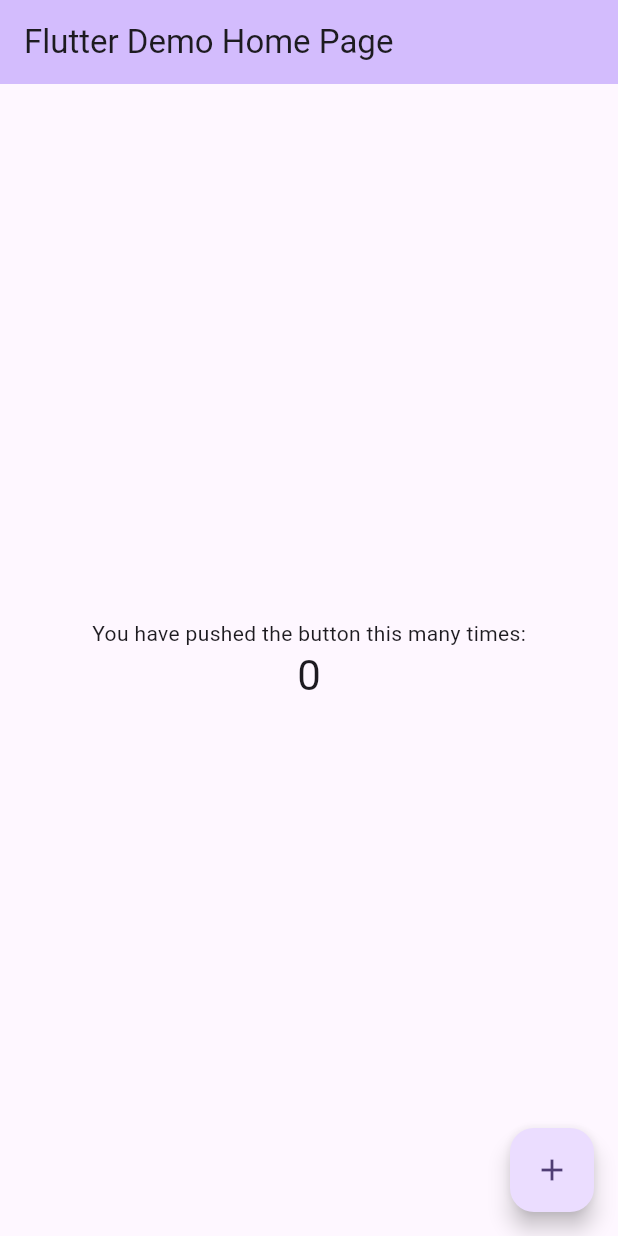
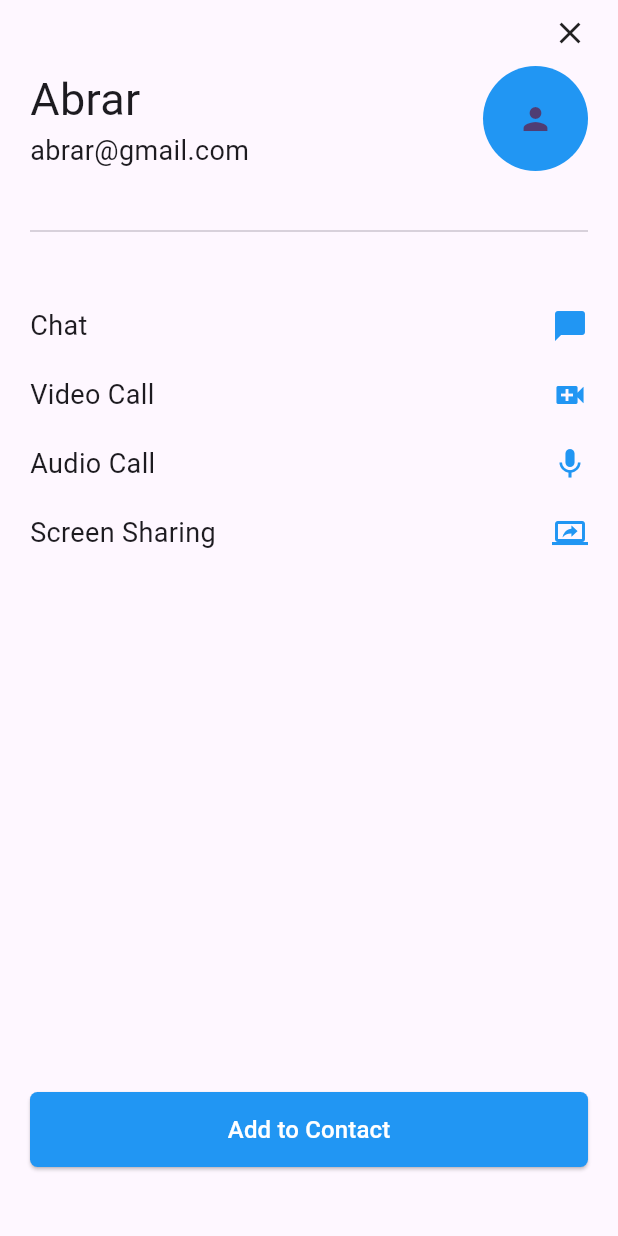
Before and after one commit to PARASSALIYA/Video-Conference-App, a Flutter app: the screen it shows after launch, on a phone screen of 412 x 824 dp. Run offline on Flutter 3.47's test engine with Material 3 defaults, Android fonts, the phone set to English and light mode, and no system bars.

Commit message:
User Detail Page added

```diff
--- /dev/null
+++ b/lib/home_page.dart
@@ -0,0 +1,115 @@
+import 'package:flutter/material.dart';
+
+class HomePage extends StatelessWidget {
+  const HomePage({super.key});
+
+  @override
+  Widget build(BuildContext context) {
+    return Scaffold(
+      body: SafeArea(
+        child: Padding(
+          padding: const EdgeInsets.symmetric(horizontal: 20),
+          child: ListView(
+            children: [
+              const SizedBox(height: 10),
+              Row(
+                mainAxisAlignment: MainAxisAlignment.end,
+                children: [
+                  GestureDetector(
+                    onTap: () {},
+                    child: const Icon(Icons.close),
+                  ),
+                ],
+              ),
+              const SizedBox(height: 10),
+              const Row(
+                mainAxisAlignment: MainAxisAlignment.spaceBetween,
+                children: [
+                  Column(
+                    crossAxisAlignment: CrossAxisAlignment.start,
+                    children: [
+                      Text(
+                        'Abrar',
+                        style: TextStyle(fontSize: 30),
+                      ),
+                      Text(
+                        'abrar@gmail.com',
+                        style: TextStyle(fontSize: 18),
+                      ),
+                    ],
+                  ),
+                  CircleAvatar(
+                    radius: 35,
+                    backgroundColor: Colors.blue,
+                    child: Icon(Icons.person),
+                  ),
+                ],
+              ),
+              const Divider(height: 80),
+              rowTile(
+                title: 'Chat',
+                icon: Icons.chat_bubble,
+                onTap: () {},
+              ),
+              rowTile(
+                title: 'Video Call',
+                icon: Icons.video_call,
+                onTap: () {},
+              ),
+              rowTile(
+                title: 'Audio Call',
+                icon: Icons.mic,
+                onTap: () {},
+              ),
+              rowTile(
+                title: 'Screen Sharing',
+                icon: Icons.screen_share_outlined,
+                onTap: () {},
+              ),
+              const SizedBox(height: 350),
+              ElevatedButton(
+                style: ElevatedButton.styleFrom(
+                  shape: RoundedRectangleBorder(
+                      borderRadius: BorderRadius.circular(5)),
+                  backgroundColor: Colors.blue,
+                  minimumSize: const Size(double.infinity, 50),
+                ),
+                child: const Text(
+                  'Add to Contact',
+                  style: TextStyle(fontSize: 16, color: Colors.white),
+                ),
+                onPressed: () {},
+              ),
+            ],
+          ),
+        ),
+      ),
+    );
+  }
+
+  Widget rowTile({
+    required Function() onTap,
+    required String title,
+    required IconData icon,
+  }) {
+    return Padding(
+      padding: const EdgeInsets.symmetric(vertical: 10),
+      child: GestureDetector(
+        onTap: onTap,
+        child: Row(
+          mainAxisAlignment: MainAxisAlignment.spaceBetween,
+          children: [
+            Text(
+              title,
+              style: const TextStyle(fontSize: 18),
+            ),
+            Icon(
+              icon,
+              color: Colors.blue,
+            ),
+          ],
+        ),
+      ),
+    );
+  }
+}
--- a/lib/main.dart
+++ b/lib/main.dart
@@ -1,4 +1,5 @@
 import 'package:flutter/material.dart';
+import 'home_page.dart';
 
 void main() {
   runApp(const MyApp());
@@ -13,113 +14,10 @@
     return MaterialApp(
       title: 'Flutter Demo',
       theme: ThemeData(
-        // This is the theme of your application.
-        //
-        // TRY THIS: Try running your application with "flutter run". You'll see
-        // the application has a purple toolbar. Then, without quitting the app,
-        // try changing the seedColor in the colorScheme below to Colors.green
-        // and then invoke "hot reload" (save your changes or press the "hot
-        // reload" button in a Flutter-supported IDE, or press "r" if you used
-        // the command line to start the app).
-        //
-        // Notice that the counter didn't reset back to zero; the application
-        // state is not lost during the reload. To reset the state, use hot
-        // restart instead.
-        //
-        // This works for code too, not just values: Most code changes can be
-        // tested with just a hot reload.
         colorScheme: ColorScheme.fromSeed(seedColor: Colors.deepPurple),
         useMaterial3: true,
       ),
-      home: const MyHomePage(title: 'Flutter Demo Home Page'),
+      home: HomePage(),
     );
   }
 }
-
-class MyHomePage extends StatefulWidget {
-  const MyHomePage({super.key, required this.title});
-
-  // This widget is the home page of your application. It is stateful, meaning
-  // that it has a State object (defined below) that contains fields that affect
-  // how it looks.
-
-  // This class is the configuration for the state. It holds the values (in this
-  // case the title) provided by the parent (in this case the App widget) and
-  // used by the build method of the State. Fields in a Widget subclass are
-  // always marked "final".
-
-  final String title;
-
-  @override
-  State<MyHomePage> createState() => _MyHomePageState();
-}
-
-class _MyHomePageState extends State<MyHomePage> {
-  int _counter = 0;
-
-  void _incrementCounter() {
-    setState(() {
-      // This call to setState tells the Flutter framework that something has
-      // changed in this State, which causes it to rerun the build method below
-      // so that the display can reflect the updated values. If we changed
-      // _counter without calling setState(), then the build method would not be
-      // called again, and so nothing would appear to happen.
-      _counter++;
-    });
-  }
-
-  @override
-  Widget build(BuildContext context) {
-    // This method is rerun every time setState is called, for instance as done
-    // by the _incrementCounter method above.
-    //
-    // The Flutter framework has been optimized to make rerunning build methods
-    // fast, so that you can just rebuild anything that needs updating rather
-    // than having to individually change instances of widgets.
-    return Scaffold(
-      appBar: AppBar(
-        // TRY THIS: Try changing the color here to a specific color (to
-        // Colors.amber, perhaps?) and trigger a hot reload to see the AppBar
-        // change color while the other colors stay the same.
-        backgroundColor: Theme.of(context).colorScheme.inversePrimary,
-        // Here we take the value from the MyHomePage object that was created by
-        // the App.build method, and use it to set our appbar title.
-        title: Text(widget.title),
-      ),
-      body: Center(
-        // Center is a layout widget. It takes a single child and positions it
-        // in the middle of the parent.
-        child: Column(
-          // Column is also a layout widget. It takes a list of children and
-          // arranges them vertically. By default, it sizes itself to fit its
-          // children horizontally, and tries to be as tall as its parent.
-          //
-          // Column has various properties to control how it sizes itself and
-          // how it positions its children. Here we use mainAxisAlignment to
-          // center the children vertically; the main axis here is the vertical
-          // axis because Columns are vertical (the cross axis would be
-          // horizontal).
-          //
-          // TRY THIS: Invoke "debug painting" (choose the "Toggle Debug Paint"
-          // action in the IDE, or press "p" in the console), to see the
-          // wireframe for each widget.
-          mainAxisAlignment: MainAxisAlignment.center,
-          children: <Widget>[
-            const Text(
-              'You have pushed the button this many times:',
-            ),
-            Text(
-              '$_counter',
-              style: Theme.of(context).textTheme.headlineMedium,
-            ),
-          ],
-        ),
-      ),
-      floatingActionButton: FloatingActionButton(
-        onPressed: _incrementCounter,
-        tooltip: 'Increment',
-        child: const Icon(Icons.add),
-      ), // This trailing comma makes auto-formatting nicer for build methods.
-    );
-  }
-}
```
